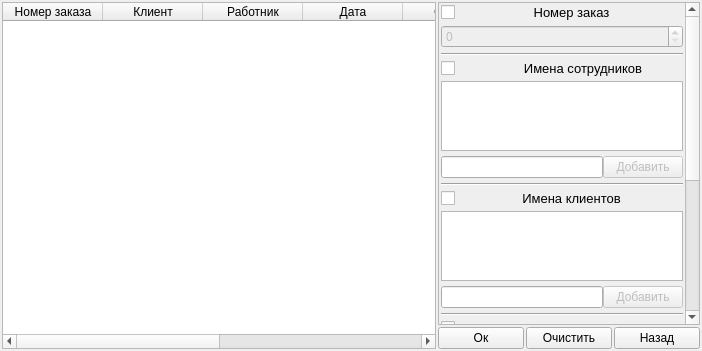
Before: the Qt Designer form code/form_for_show_data.ui in Alex-Sidorov/SEFOLL, drawn with Qt 5.
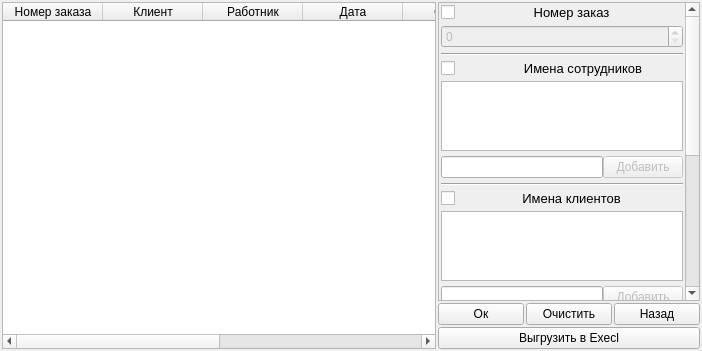
After: the same form once the commit is applied.

Commit message: add save statistics to excel

```diff
--- a/code/form_for_show_data.ui
+++ b/code/form_for_show_data.ui
@@ -105,6 +105,9 @@
    </item>
    <item>
     <layout class="QVBoxLayout" name="verticalLayout_8">
+     <property name="spacing">
+      <number>2</number>
+     </property>
      <item>
       <widget class="QScrollArea" name="scrollArea">
        <property name="widgetResizable">
@@ -114,7 +117,7 @@
         <property name="geometry">
          <rect>
           <x>0</x>
-          <y>-307</y>
+          <y>0</y>
           <width>245</width>
           <height>619</height>
          </rect>
@@ -557,6 +560,13 @@
        </item>
       </layout>
      </item>
+     <item>
+      <widget class="QPushButton" name="save_to_excel_button">
+       <property name="text">
+        <string>Выгрузить в Execl</string>
+       </property>
+      </widget>
+     </item>
     </layout>
    </item>
   </layout>
```
Left out of the diff: 5 changed lines with no effect on the pictures. The commit also changes 9 other files.
